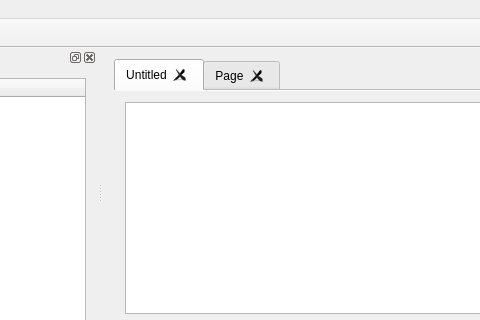
Before: the Qt Designer form mainwindow.ui in doganckaratas/kscope-ng, drawn with Qt 5; both pictures show x 181 to 661 and y 0 to 320 of the 1150 by 597 pixel window.
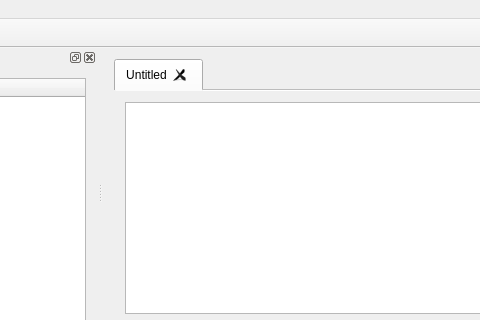
After: the same form once the commit is applied.

Diff of the .ui file:
```diff
--- a/mainwindow.ui
+++ b/mainwindow.ui
@@ -39,11 +39,6 @@
         </item>
        </layout>
       </widget>
-      <widget class="QWidget" name="tab_2">
-       <attribute name="title">
-        <string>Page</string>
-       </attribute>
-      </widget>
      </widget>
     </item>
    </layout>
```
Left out of the diff: 42 changed lines with no effect on the pictures.
